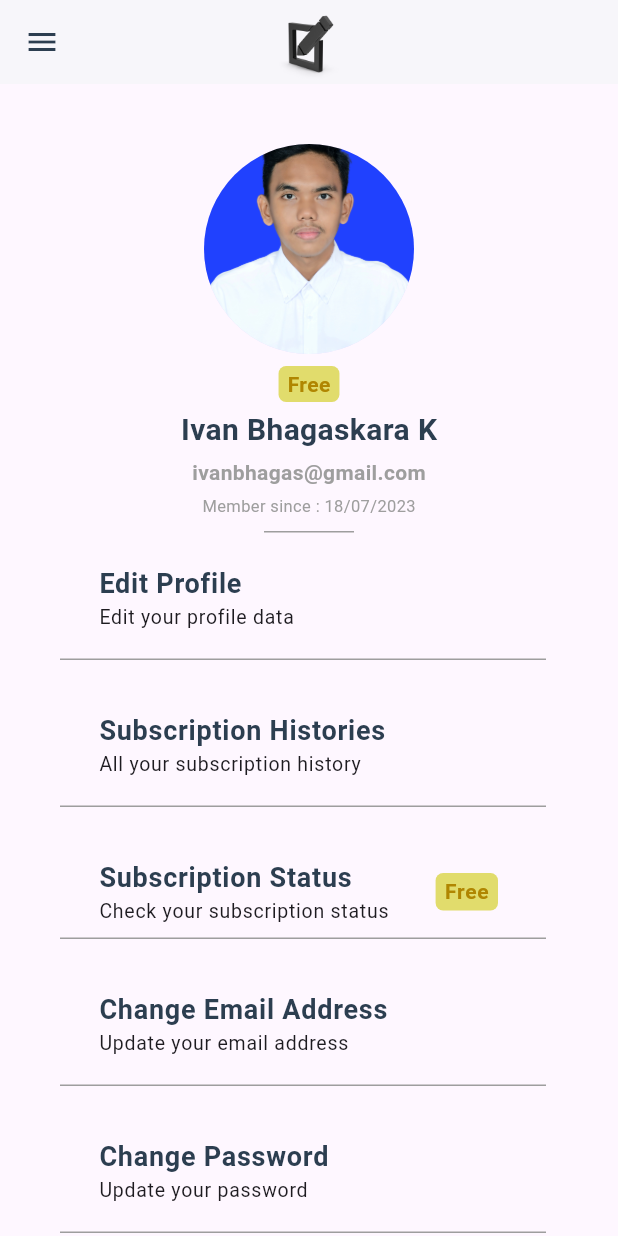
After one commit to Ivanbhagaskara2608/Attendances-Flutter, a Flutter app: the SettingsPage screen opened directly, on a phone screen of 412 x 824 dp. The commit adds this screen. Run offline on Flutter 3.47's test engine with Material 3 defaults, Android fonts, the phone set to English and light mode, and no system bars; our stand-ins replace dropdown_button2.

Commit message:
add settings page

```diff
--- /dev/null
+++ b/lib/pages/settings_page.dart
@@ -0,0 +1,311 @@
+import 'package:flutter/material.dart';
+import 'package:flutter_application_1/widgets/app_bar.dart';
+import 'package:flutter_application_1/widgets/drawer.dart';
+
+class SettingsPage extends StatelessWidget {
+  @override
+  Widget build(BuildContext context) {
+    return Scaffold(
+      appBar: CustomAppBar(),
+      drawer: CustomDrawer(),
+      body: ListView(
+        children: [
+          Column(
+            children: [
+              Padding(
+                padding: const EdgeInsets.only(top: 40),
+                child: CircleAvatar(
+                  radius: 70,
+                  backgroundImage:
+                      AssetImage("assets/profile.png"), // Use AssetImage here
+                ),
+              ),
+              Padding(
+                padding: const EdgeInsets.only(top: 8, bottom: 2),
+                child: Container(
+                  decoration: BoxDecoration(
+                      color: const Color.fromRGBO(225, 220, 108, 100),
+                      borderRadius: BorderRadius.circular(5)),
+                  padding: EdgeInsets.symmetric(horizontal: 6, vertical: 2),
+                  child: Text(
+                    "Free",
+                    style: TextStyle(
+                        fontSize: 14,
+                        fontWeight: FontWeight.bold,
+                        color: const Color.fromRGBO(176, 134, 1, 100)),
+                  ),
+                ),
+              ),
+              Padding(
+                padding: const EdgeInsets.symmetric(vertical: 2),
+                child: Text(
+                  "Ivan Bhagaskara K",
+                  style: TextStyle(
+                      fontSize: 20,
+                      fontWeight: FontWeight.bold,
+                      color: const Color.fromARGB(255, 44, 62, 80)),
+                ),
+              ),
+              Padding(
+                padding: EdgeInsets.symmetric(vertical: 2),
+                child: Text(
+                  "ivanbhagas@gmail.com",
+                  style: TextStyle(
+                      fontSize: 14,
+                      fontWeight: FontWeight.bold,
+                      color: Colors.grey),
+                ),
+              ),
+              Padding(
+                padding: EdgeInsets.symmetric(vertical: 2),
+                child: Text(
+                  "Member since : 18/07/2023",
+                  style: TextStyle(fontSize: 11, color: Colors.grey),
+                ),
+              ),
+              SizedBox(
+                width: 60,
+                child: Divider(
+                  height: 15,
+                  color: Colors.grey,
+                ),
+              ),
+            ],
+          ),
+          ListTile(
+            onTap: () {},
+            title: Padding(
+              padding: EdgeInsets.symmetric(vertical: 5, horizontal: 24),
+              child: Column(
+                crossAxisAlignment: CrossAxisAlignment.start,
+                children: [
+                  Padding(
+                    padding: const EdgeInsets.only(left: 26),
+                    child: Text(
+                      "Edit Profile",
+                      style: TextStyle(
+                          fontSize: 18,
+                          fontWeight: FontWeight.bold,
+                          color: Color.fromARGB(255, 44, 62, 80)),
+                    ),
+                  ),
+                  Padding(
+                    padding: const EdgeInsets.only(left: 26, bottom: 10),
+                    child: Text(
+                      "Edit your profile data",
+                      style: TextStyle(fontSize: 13),
+                    ),
+                  ),
+                  Divider(
+                    height: 15,
+                    color: Colors.grey,
+                  )
+                ],
+              ),
+            ),
+          ),
+          ListTile(
+            onTap: () {},
+            title: Padding(
+              padding: EdgeInsets.symmetric(vertical: 5, horizontal: 24),
+              child: Column(
+                crossAxisAlignment: CrossAxisAlignment.start,
+                children: [
+                  Padding(
+                    padding: const EdgeInsets.only(left: 26),
+                    child: Text(
+                      "Subscription Histories",
+                      style: TextStyle(
+                          fontSize: 18,
+                          fontWeight: FontWeight.bold,
+                          color: Color.fromARGB(255, 44, 62, 80)),
+                    ),
+                  ),
+                  Padding(
+                    padding: const EdgeInsets.only(left: 26, bottom: 10),
+                    child: Text(
+                      "All your subscription history",
+                      style: TextStyle(fontSize: 13),
+                    ),
+                  ),
+                  Divider(
+                    height: 15,
+                    color: Colors.grey,
+                  )
+                ],
+              ),
+            ),
+          ),
+          ListTile(
+            onTap: () {},
+            title: Padding(
+              padding: EdgeInsets.symmetric(vertical: 5, horizontal: 24),
+              child: Column(
+                crossAxisAlignment: CrossAxisAlignment.start,
+                children: [
+                  Padding(
+                    padding: const EdgeInsets.only(left: 26, right: 32),
+                    child: Row(
+                      mainAxisAlignment: MainAxisAlignment.spaceBetween,
+                      children: [
+                        Column(
+                          crossAxisAlignment: CrossAxisAlignment.start,
+                          children: [
+                            Text(
+                              "Subscription Status",
+                              style: TextStyle(
+                                  fontSize: 18,
+                                  fontWeight: FontWeight.bold,
+                                  color: Color.fromARGB(255, 44, 62, 80)),
+                            ),
+                            Text(
+                              "Check your subscription status",
+                              style: TextStyle(fontSize: 13),
+                            ),
+                          ],
+                        ),
+                        Container(
+                          decoration: BoxDecoration(
+                              color: const Color.fromRGBO(225, 220, 108, 100),
+                              borderRadius: BorderRadius.circular(5)),
+                          padding:
+                              EdgeInsets.symmetric(horizontal: 6, vertical: 2),
+                          child: Text(
+                            "Free",
+                            style: TextStyle(
+                                fontSize: 14,
+                                fontWeight: FontWeight.bold,
+                                color: const Color.fromRGBO(176, 134, 1, 100)),
+                          ),
+                        ),
+                      ],
+                    ),
+                  ),
+                  Divider(
+                    height: 15,
+                    color: Colors.grey,
+                  )
+                ],
+              ),
+            ),
+          ),
+          ListTile(
+            onTap: () {},
+            title: Padding(
+              padding: EdgeInsets.symmetric(vertical: 5, horizontal: 24),
+              child: Column(
+                crossAxisAlignment: CrossAxisAlignment.start,
+                children: [
+                  Padding(
+                    padding: const EdgeInsets.only(left: 26),
+                    child: Text(
+                      "Change Email Address",
+                      style: TextStyle(
+                          fontSize: 18,
+                          fontWeight: FontWeight.bold,
+                          color: Color.fromARGB(255, 44, 62, 80)),
+                    ),
+                  ),
+                  Padding(
+                    padding: const EdgeInsets.only(left: 26, bottom: 10),
+                    child: Text(
+                      "Update your email address",
+                      style: TextStyle(fontSize: 13),
+                    ),
+                  ),
+                  Divider(
+                    height: 15,
+                    color: Colors.grey,
+                  )
+                ],
+              ),
+            ),
+          ),
+          ListTile(
+            onTap: () {},
+            title: Padding(
+              padding: EdgeInsets.symmetric(vertical: 5, horizontal: 24),
+              child: Column(
+                crossAxisAlignment: CrossAxisAlignment.start,
+                children: [
+                  Padding(
+                    padding: const EdgeInsets.only(left: 26),
+                    child: Text(
+                      "Change Password",
+                      style: TextStyle(
+                          fontSize: 18,
+                          fontWeight: FontWeight.bold,
+                          color: Color.fromARGB(255, 44, 62, 80)),
+                    ),
+                  ),
+                  Padding(
+                    padding: const EdgeInsets.only(left: 26, bottom: 10),
+                    child: Text(
+                      "Update your password",
+                      style: TextStyle(fontSize: 13),
+                    ),
+                  ),
+                  Divider(
+                    height: 15,
+                    color: Colors.grey,
+                  )
+                ],
+              ),
+            ),
+          ),
+          ListTile(
+            onTap: () {},
+            title: Padding(
+              padding: EdgeInsets.symmetric(vertical: 5, horizontal: 24),
+              child: Column(
+                crossAxisAlignment: CrossAxisAlignment.start,
+                children: [
+                  Padding(
+                    padding: const EdgeInsets.only(left: 26),
+                    child: Text(
+                      "Help",
+                      style: TextStyle(
+                          fontSize: 18,
+                          fontWeight: FontWeight.bold,
+                          color: Color.fromARGB(255, 44, 62, 80)),
+                    ),
+                  ),
+                  Padding(
+                    padding: const EdgeInsets.only(left: 26, bottom: 10),
+                    child: Text(
+                      "Get help from us : help@attendances.id",
+                      style: TextStyle(fontSize: 13),
+                    ),
+                  ),
+                  Divider(
+                    height: 15,
+                    color: Colors.grey,
+                  )
+                ],
+              ),
+            ),
+          ),
+          Spacer(),
+          Padding(
+            padding: const EdgeInsets.symmetric(horizontal: 30, vertical: 20),
+            child: ElevatedButton(
+              onPressed: () {},
+              style: ElevatedButton.styleFrom(
+                  backgroundColor: const Color.fromARGB(255, 190, 0, 57),
+                  minimumSize: Size.fromHeight(35),
+                  shape: RoundedRectangleBorder(
+                      borderRadius: BorderRadius.circular(10.0))),
+              child: Text(
+                "Reset All Filter",
+                style: TextStyle(
+                    fontWeight: FontWeight.bold,
+                    fontSize: 15,
+                    color: Colors.white),
+              ),
+            ),
+          ),
+        ],
+      ),
+    );
+  }
+}
--- a/lib/widgets/drawer.dart
+++ b/lib/widgets/drawer.dart
@@ -2,6 +2,7 @@ import 'package:flutter/material.dart';
 import 'package:flutter_application_1/model/subject.dart';
 import 'package:flutter_application_1/pages/dashboard.dart';
 import 'package:flutter_application_1/pages/history_page.dart';
+import 'package:flutter_application_1/pages/settings_page.dart';
 
 class CustomDrawer extends StatelessWidget {
   @override
@@ -72,7 +73,10 @@ class CustomDrawer extends StatelessWidget {
               title: Text("Buy Premium",
                   style: TextStyle(fontSize: 20, color: Colors.green))),
           ListTile(
-              onTap: () {},
+              onTap: () {
+                Navigator.pushReplacement(context,
+                    MaterialPageRoute(builder: (context) => SettingsPage()));
+              },
               visualDensity: VisualDensity(horizontal: 0, vertical: -4),
               leading: Icon(
                 Icons.settings,
--- a/lib/widgets/dropdown_custom.dart
+++ b/lib/widgets/dropdown_custom.dart
@@ -16,7 +16,7 @@ class CustomDropdownFormField extends StatelessWidget {
     return DropdownButtonFormField2<String>(
       isExpanded: true,
       decoration: InputDecoration(
-        contentPadding: const EdgeInsets.symmetric(vertical: 1, horizontal: 0),
+        contentPadding: const EdgeInsets.symmetric(vertical: 16),
         enabledBorder: OutlineInputBorder(
           borderRadius: BorderRadius.circular(15),
           borderSide: BorderSide(color: Colors.black, width: 2),
```
Also changed, not shown: assets/profile.png (added).
